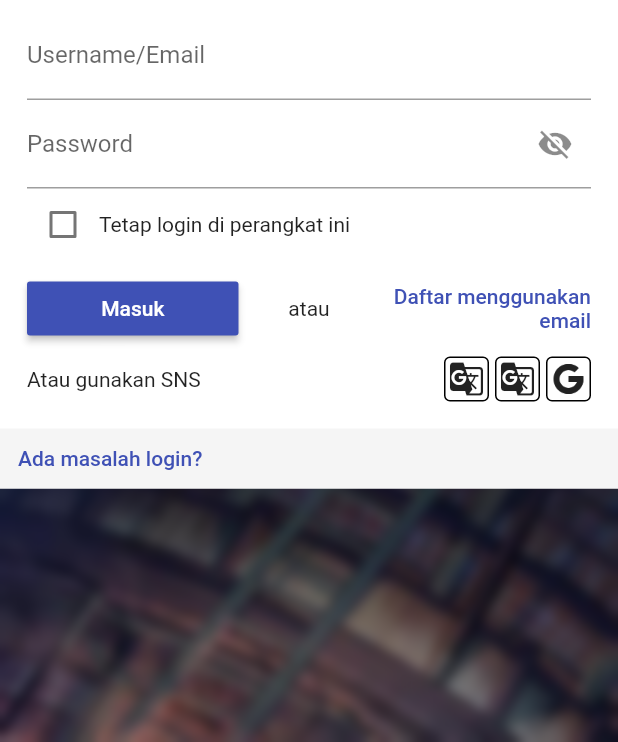
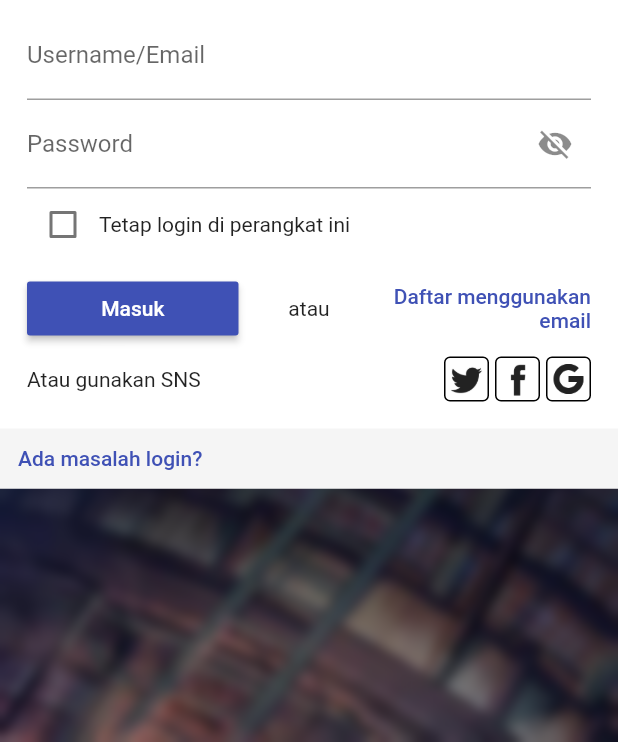
Before and after one commit to zerokira98/perpusindo_v1, a Flutter app: the screen it shows after launch, on a phone screen of 412 x 824 dp, the part 494-1236 px from its top. Run offline on Flutter 3.47's test engine with Material 2 defaults, Android fonts, the phone set to English and light mode, and no system bars; our stand-ins replace google_sign_in, sensors, shared_preferences; missing offline and left inert: flutter_facebook_login; accounts and stored records are empty.

Commit message:
forgot what i did

```diff
--- a/lib/loginui.dart
+++ b/lib/loginui.dart
@@ -30,7 +30,6 @@ class _LoginFormState extends State<LoginForm>
   bool tapped = false;
   bool ready = false;
   Alignment ali = Alignment(-0.1, 0);
-  // Alignment alib = Alignment(0, 0);
   @override
   void initState() {
     anicont =
@@ -43,7 +42,6 @@ class _LoginFormState extends State<LoginForm>
     });
     timer = Timer.periodic(Duration(milliseconds: 30), (_) {
       setHorizontal(event);
-      // print(event);
     });
     super.initState();
   }
@@ -57,12 +55,10 @@ class _LoginFormState extends State<LoginForm>
   }
 
   setHorizontal(AccelerometerEvent event) {
-    // Future.delayed(Duration(milliseconds: 20), () {
     setState(() {
       horizontal = event.x / 20;
       ali = Alignment.lerp(ali, Alignment(0.5 - horizontal, 0), 0.1);
     });
-    // });
   }
 
   final _formKey = GlobalKey<FormState>();
@@ -70,7 +66,6 @@ class _LoginFormState extends State<LoginForm>
   @override
   Widget build(BuildContext context) {
     final authp = Provider.of<AuthProvider>(context);
-
 
     Widget head(bool landscape) {
       bool lands = landscape;
@@ -164,7 +159,6 @@ class _LoginFormState extends State<LoginForm>
                         controller: email,
                         focusNode: fsEmail,
                         textInputAction: TextInputAction.next,
-                        // onSubmitted: ,
                         validator: (val) {
                           return val.isEmpty ? "can't be empty" : null;
                         },
@@ -174,8 +168,6 @@ class _LoginFormState extends State<LoginForm>
                         },
                         decoration:
                             InputDecoration(labelText: 'Username/Email'),
-
-                        // decoration:,
                       ),
                     ),
                   ],
@@ -239,7 +231,8 @@ class _LoginFormState extends State<LoginForm>
                           onPressed: () {
                             // if (email.text == "" && password.text == "") {}
                             _formKey.currentState.validate();
-                            authp.loginCheck(email.text, password.text, context);
+                            authp.loginCheck(
+                                email.text, password.text, context);
                             setState(() {
                               tapped = !tapped;
                               if (tapped) {
@@ -297,7 +290,8 @@ class _LoginFormState extends State<LoginForm>
                         InkWell(
                           onTap: () {},
                           child: Container(
-                            child: Icon(Icons.g_translate),
+                            child: ImageIcon(
+                                AssetImage('images/icon/twitter.png')),
                             margin: EdgeInsets.only(left: 4),
                             padding: EdgeInsets.all(2),
                             decoration: BoxDecoration(
@@ -310,7 +304,8 @@ class _LoginFormState extends State<LoginForm>
                             authp.signInWithFacebook();
                           },
                           child: Container(
-                            child: Icon(Icons.g_translate),
+                            child: ImageIcon(
+                                AssetImage('images/icon/facebook.png')),
                             margin: EdgeInsets.only(left: 4),
                             padding: EdgeInsets.all(2),
                             decoration: BoxDecoration(
--- a/lib/main.dart
+++ b/lib/main.dart
@@ -70,7 +70,12 @@ class TestAProvider extends StatelessWidget {
                 case AuthState.Unauthenticated:
                   return LoginForm();
                 case AuthState.Authenticating:
-                  return Splash('Authenticating');
+                  showDialog(
+                      context: context,
+                      child: AlertDialog(
+                        content: CircularProgressIndicator(),
+                      ));
+                // return Splash('Authenticating');
               }
             },
           )),
--- a/pubspec.yaml
+++ b/pubspec.yaml
@@ -56,6 +56,8 @@ flutter:
    - images/login-default.jpg
    - images/banner.jpg
    - images/icon/google.png
+   - images/icon/facebook.png
+   - images/icon/twitter.png
 
   # An image asset can refer to one or more resolution-specific "variants", see
   # https://flutter.dev/assets-and-images/#resolution-aware.
```
Also changed, not shown: lib/authstate.dart (+21 -13 lines), images/icon/facebook.png (added), images/icon/google.svg (deleted), images/icon/twitter.png (added).
